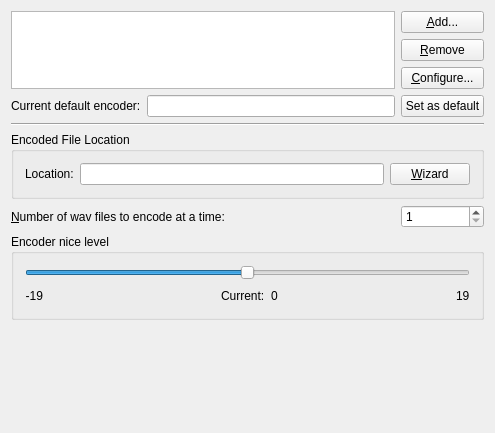
Old version of the form encoderconfig.ui in the repository KDE/kaudiocreator.
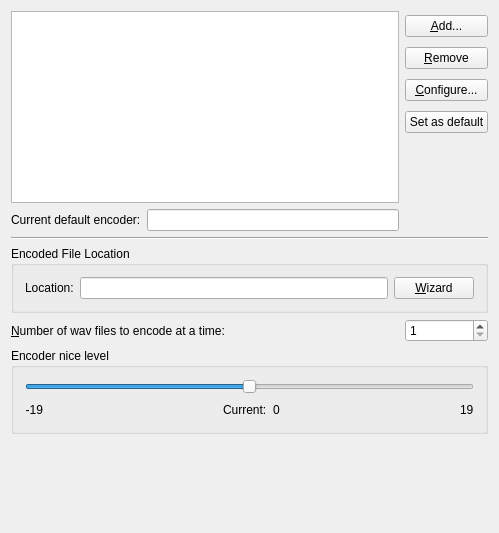
New version of the form. Custom widgets are drawn as their Qt base class.

Commit message: More work on encoding files. Now its possible to encode other filetypes like flac, mp3. Theoretically, every file could be converted, just depending on the used encoder. You can use e.g. "pacpl -t ogg --oggqual 6 %f". Adding directories works now.

Patch:
```diff
--- a/encoderconfig.ui
+++ b/encoderconfig.ui
@@ -5,45 +5,17 @@
    <rect>
     <x>0</x>
     <y>0</y>
-    <width>495</width>
-    <height>433</height>
+    <width>499</width>
+    <height>533</height>
    </rect>
   </property>
-  <layout class="QGridLayout" >
-   <item rowspan="3" row="0" column="0" >
+  <layout class="QGridLayout" name="gridLayout" >
+   <item row="0" column="0" >
+    <layout class="QVBoxLayout" name="verticalLayout_2" >
+     <item>
     <widget class="KListWidget" name="currentEncoderList" />
    </item>
-   <item row="0" column="1" >
-    <widget class="QPushButton" name="addEncoder" >
-     <property name="toolTip" >
-      <string>Add a new encoder configuration.</string>
-     </property>
-     <property name="text" >
-      <string>&amp;Add...</string>
-     </property>
-    </widget>
-   </item>
-   <item row="1" column="1" >
-    <widget class="QPushButton" name="removeEncoder" >
-     <property name="toolTip" >
-      <string>Remove encoder from list.</string>
-     </property>
-     <property name="text" >
-      <string>&amp;Remove</string>
-     </property>
-    </widget>
-   </item>
-   <item row="2" column="1" >
-    <widget class="QPushButton" name="configureEncoder" >
-     <property name="toolTip" >
-      <string>Set encoder details.</string>
-     </property>
-     <property name="text" >
-      <string>&amp;Configure...</string>
-     </property>
-    </widget>
-   </item>
-   <item row="3" column="0" >
+     <item>
     <layout class="QHBoxLayout" >
      <item>
       <widget class="QLabel" name="currentEncoderText" >
@@ -79,7 +51,66 @@
      </item>
     </layout>
    </item>
-   <item row="4" column="0" colspan="2" >
+    </layout>
+   </item>
+   <item row="0" column="1" >
+    <layout class="QVBoxLayout" name="verticalLayout" >
+     <item>
+      <widget class="QPushButton" name="addEncoder" >
+       <property name="toolTip" >
+        <string>Add a new encoder configuration.</string>
+       </property>
+       <property name="text" >
+        <string>&amp;Add...</string>
+       </property>
+      </widget>
+     </item>
+     <item>
+      <widget class="QPushButton" name="removeEncoder" >
+       <property name="toolTip" >
+        <string>Remove encoder from list.</string>
+       </property>
+       <property name="text" >
+        <string>&amp;Remove</string>
+       </property>
+      </widget>
+     </item>
+     <item>
+      <widget class="QPushButton" name="configureEncoder" >
+       <property name="toolTip" >
+        <string>Set encoder details.</string>
+       </property>
+       <property name="text" >
+        <string>&amp;Configure...</string>
+       </property>
+      </widget>
+     </item>
+     <item>
+      <widget class="QPushButton" name="defaultButton" >
+       <property name="text" >
+        <string>Set as default</string>
+       </property>
+      </widget>
+     </item>
+     <item>
+      <spacer name="verticalSpacer" >
+       <property name="orientation" >
+        <enum>Qt::Vertical</enum>
+       </property>
+       <property name="sizeType" >
+        <enum>QSizePolicy::Minimum</enum>
+       </property>
+       <property name="sizeHint" stdset="0" >
+        <size>
+         <width>20</width>
+         <height>94</height>
+        </size>
+       </property>
+      </spacer>
+     </item>
+    </layout>
+   </item>
+   <item row="1" column="0" colspan="2" >
     <widget class="Line" name="line1" >
      <property name="frameShape" >
       <enum>QFrame::HLine</enum>
@@ -89,7 +120,7 @@
      </property>
     </widget>
    </item>
-   <item row="5" column="0" colspan="2" >
+   <item row="2" column="0" colspan="2" >
     <widget class="QGroupBox" name="groupBox_2" >
      <property name="title" >
       <string>Encoded File Location</string>
@@ -118,7 +149,7 @@
      </layout>
     </widget>
    </item>
-   <item row="6" column="0" >
+   <item row="3" column="0" >
     <widget class="QLabel" name="TextLabel1_2" >
      <property name="text" >
       <string>&amp;Number of wav files to encode at a time:</string>
@@ -131,14 +162,14 @@
      </property>
     </widget>
    </item>
-   <item row="6" column="1" >
+   <item row="3" column="1" >
     <widget class="QSpinBox" name="kcfg_numberOfCpus" >
      <property name="minimum" >
       <number>1</number>
      </property>
     </widget>
    </item>
-   <item row="7" column="0" colspan="2" >
+   <item row="4" column="0" colspan="2" >
     <widget class="QGroupBox" name="niceLevelBox" >
      <property name="enabled" >
       <bool>true</bool>
@@ -254,7 +285,7 @@
      </layout>
     </widget>
    </item>
-   <item row="8" column="0" >
+   <item row="5" column="0" colspan="2" >
     <spacer>
      <property name="orientation" >
       <enum>Qt::Vertical</enum>
@@ -270,13 +301,6 @@
      </property>
     </spacer>
    </item>
-   <item row="3" column="1" >
-    <widget class="QPushButton" name="defaultButton" >
-     <property name="text" >
-      <string>Set as default</string>
-     </property>
-    </widget>
-   </item>
   </layout>
  </widget>
  <layoutdefault spacing="6" margin="11" />
```
Lines whose indentation alone changed are shown as unchanged. The commit also changes 14 other files.
